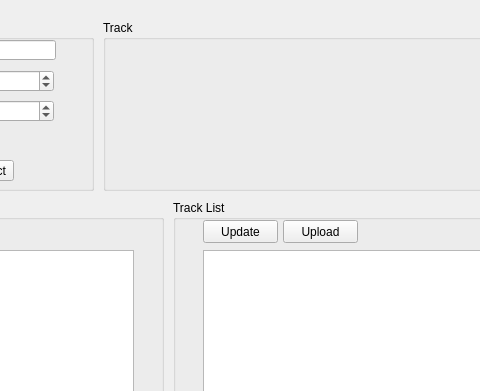
Before: the Qt Designer form 4985_CommAudio/clientwindow.ui in RobertArendac/4985-CommAudio, drawn with Qt 5; both pictures show x 157 to 637 and y 0 to 391 of the 826 by 609 pixel window.
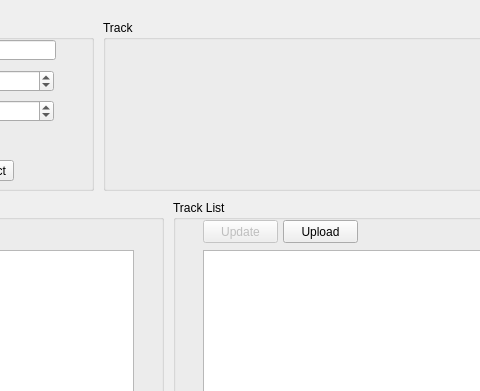
After: the same form once the commit is applied.

The edit to the form file:
```diff
--- a/4985_CommAudio/clientwindow.ui
+++ b/4985_CommAudio/clientwindow.ui
@@ -222,6 +222,9 @@
      </property>
     </widget>
     <widget class="QPushButton" name="cltUpdateButton">
+     <property name="enabled">
+      <bool>false</bool>
+     </property>
      <property name="geometry">
       <rect>
        <x>30</x>
```
